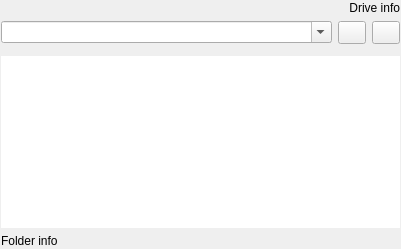
This is qt-app/src/panel/cpanelwidget.ui in VioletGiraffe/file-commander as Qt 5 draws it before an edit. The edited form follows.
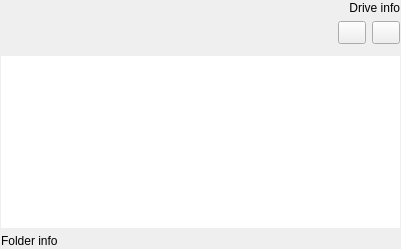
This is the edited form. Custom widgets are drawn as their Qt base class.

Commit message: Panels show their path as a breadcrumb bar: a button per folder, each with a menu of its subfolders, those leading to visited folders first, over the path editor

```diff
--- a/qt-app/src/panel/cpanelwidget.ui
+++ b/qt-app/src/panel/cpanelwidget.ui
@@ -74,23 +74,7 @@
       </spacer>
      </item>
      <item>
-      <widget class="CHistoryComboBox" name="_pathNavigator">
-       <property name="minimumSize">
-        <size>
-         <width>1</width>
-         <height>0</height>
-        </size>
-       </property>
-       <property name="focusPolicy">
-        <enum>Qt::ClickFocus</enum>
-       </property>
-       <property name="editable">
-        <bool>true</bool>
-       </property>
-       <property name="maxVisibleItems">
-        <number>40</number>
-       </property>
-      </widget>
+      <widget class="CBreadcrumbBar" name="_breadcrumbBar" native="true"/>
      </item>
      <item>
       <spacer name="pathRowRightSpacer">
@@ -240,9 +224,9 @@
  </widget>
  <customwidgets>
   <customwidget>
-   <class>CHistoryComboBox</class>
-   <extends>QComboBox</extends>
-   <header>widgets/chistorycombobox.h</header>
+   <class>CBreadcrumbBar</class>
+   <extends>QWidget</extends>
+   <header>panel/cbreadcrumbbar.h</header>
   </customwidget>
   <customwidget>
    <class>CFileListView</class>
```
The commit also changes 9 other files.
